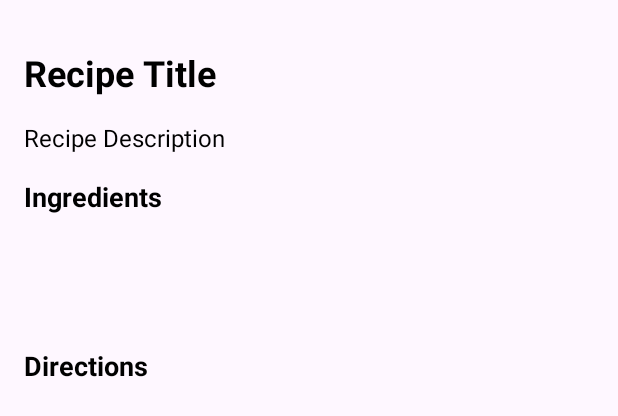
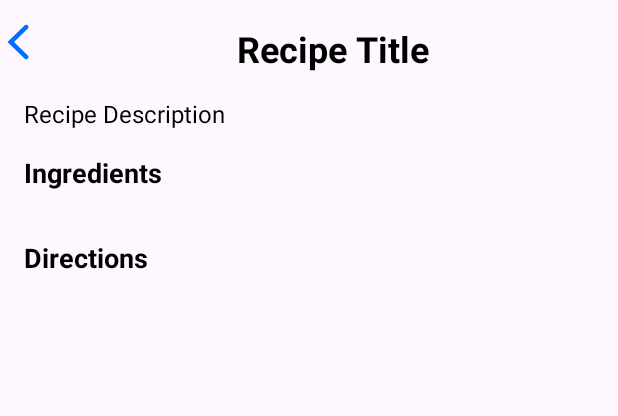
Before and after one commit to VoxanyNet/BestRecipeApp, an Android app: the layout activity_review_new_recipe.xml on its own in the app's theme, with its tools: preview values and no code run, on a phone screen of 412 x 824 dp. Shown: the top 416 px of the screen. Run offline under Robolectric (Android 15) with nearby library versions, the phone set to English and light mode, and no system bars; Roboto replaces fonts that are not available here.

Commit message:
review recipe post finished
finished review recipe activity and class
added review recipe to manifest

```diff
--- a/app/src/main/java/bestteam/bestrecipeapp/AddDirections.java
+++ b/app/src/main/java/bestteam/bestrecipeapp/AddDirections.java
@@ -113,6 +113,7 @@ public class AddDirections extends AppCompatActivity {
         intent.putStringArrayListExtra("INGREDIENTS_LIST", ingredientsList);
         intent.putStringArrayListExtra("STEP_TITLES", stepTitles);
         intent.putStringArrayListExtra("STEP_DESCRIPTIONS", stepDescriptions);
+
         startActivity(intent);
     }
 }
--- a/app/src/main/res/layout/activity_review_new_recipe.xml
+++ b/app/src/main/res/layout/activity_review_new_recipe.xml
@@ -5,22 +5,31 @@
         xmlns:tools="http://schemas.android.com/tools"
         android:layout_width="match_parent"
         android:layout_height="match_parent"
-        tools:context=".NewRecipePost">
+        tools:context=".ReviewRecipePost">
+
+    <!-- Back Button -->
+    <ImageView
+            android:id="@+id/ivBack"
+            android:layout_width="24dp"
+            android:layout_height="24dp"
+            android:src="@drawable/icon_back_button"
+            app:layout_constraintTop_toTopOf="parent"
+            app:layout_constraintStart_toStartOf="parent"
+            android:layout_marginTop="16dp"/>
 
     <TextView
             android:id="@+id/recipe_title"
-            android:layout_width="0dp"
+            android:layout_width="wrap_content"
             android:layout_height="wrap_content"
             android:text="Recipe Title"
             android:textSize="24sp"
             android:textStyle="bold"
             android:textColor="@android:color/black"
             app:layout_constraintTop_toTopOf="parent"
-            app:layout_constraintStart_toStartOf="parent"
             app:layout_constraintEnd_toEndOf="parent"
-            android:layout_marginTop="32dp"
-            android:layout_marginStart="16dp"
-            android:layout_marginEnd="16dp" />
+            android:layout_marginTop="16dp"
+            app:layout_constraintStart_toEndOf="@+id/ivBack"
+            android:layout_marginStart="8dp"/>
 
     <TextView
             android:id="@+id/recipe_description"
@@ -60,30 +69,7 @@
             android:layout_marginTop="16dp"
             android:layout_marginStart="16dp"
             android:layout_marginEnd="16dp">
-
-        <!-- Repeat this block for each ingredient -->
-        <LinearLayout
-                android:layout_width="0dp"
-                android:layout_height="wrap_content"
-                android:orientation="horizontal"
-                android:layout_marginBottom="8dp">
-
-            <TextView
-                    android:layout_width="0dp"
-                    android:layout_height="wrap_content"
-                    android:text="Beef Tenderloin"
-                    android:textSize="16sp"
-                    android:textColor="@android:color/black"
-                    android:layout_weight="1" />
-
-            <CheckBox
-                    android:layout_width="wrap_content"
-                    android:layout_height="wrap_content"
-                    android:checked="true" />
-        </LinearLayout>
-
-        <!-- Add more ingredients here -->
-
+        <!-- Ingredients will be dynamically added here -->
     </LinearLayout>
 
     <TextView
@@ -110,26 +96,7 @@
             android:layout_marginTop="16dp"
             android:layout_marginStart="16dp"
             android:layout_marginEnd="16dp">
-
-        <!-- Repeat this block for each direction step -->
-        <TextView
-                android:layout_width="0dp"
-                android:layout_height="wrap_content"
-                android:text="1. Prepare the Duxelles\nAdd mushrooms, shallots, garlic, and thyme to a food processor and pulse until finely chopped."
-                android:textSize="16sp"
-                android:textColor="@android:color/black"
-                android:layout_marginBottom="8dp" />
-
-        <TextView
-                android:layout_width="0dp"
-                android:layout_height="wrap_content"
-                android:text="2. Prepare the Beef Tenderloin\nTie the tenderloin in 4 places so it holds its cylindrical shape while cooking."
-                android:textSize="16sp"
-                android:textColor="@android:color/black"
-                android:layout_marginBottom="8dp" />
-
-        <!-- Add more directions here -->
-
+        <!-- Directions will be dynamically added here -->
     </LinearLayout>
 
 </androidx.constraintlayout.widget.ConstraintLayout>
```
Also changed, not shown: app/src/main/AndroidManifest.xml (+5 -2 lines), app/src/main/java/bestteam/bestrecipeapp/ReviewRecipePost.java (+61 -1 lines).
